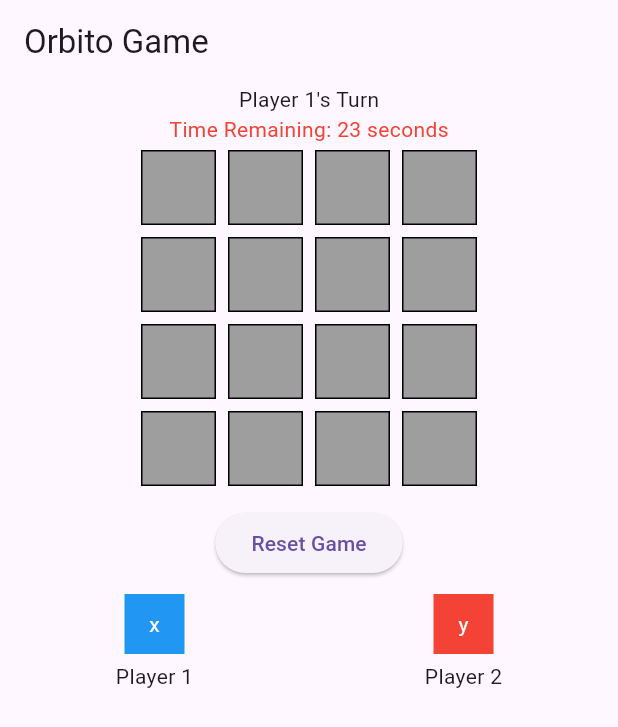
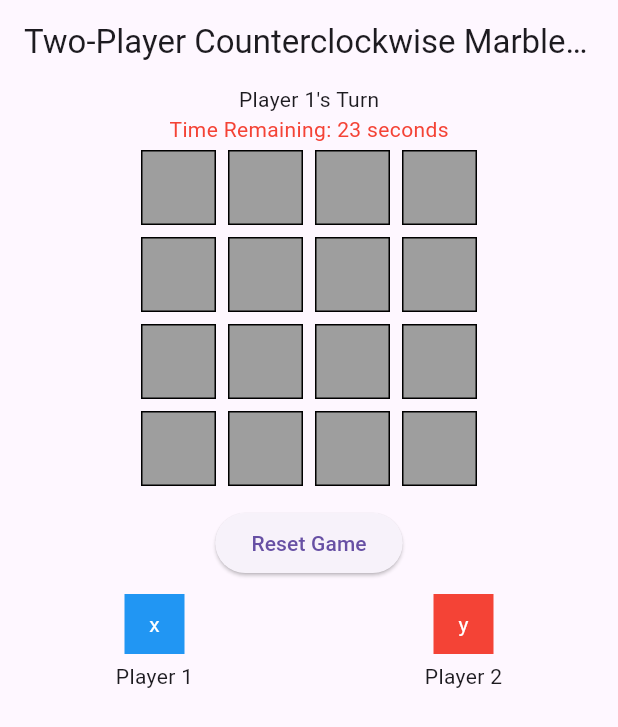
Before and after one commit to mueesabdulrahiman/Two-Player-Marble-Game, a Flutter app: the screen it shows after launch, on a phone screen of 412 x 824 dp. Shown: the top 727 px of the screen. Run offline on Flutter 3.47's test engine with Material 3 defaults, Android fonts, the phone set to English and light mode, and no system bars.

Commit message:
Update to slight changes in game_screen

```diff
--- a/lib/screens/game_screen.dart
+++ b/lib/screens/game_screen.dart
@@ -27,7 +27,7 @@ class GameScreen extends StatelessWidget {
   Widget build(BuildContext context) {
     final gameProvider = Provider.of<GameProvider>(context);
     return Scaffold(
-      appBar: AppBar(title: const Text('Orbito Game')),
+      appBar: AppBar(title: const Text('Two-Player Counterclockwise Marble Game')),
       body: Column(
         children: [
           Text(gameProvider.isPlayerOneTurn
```
